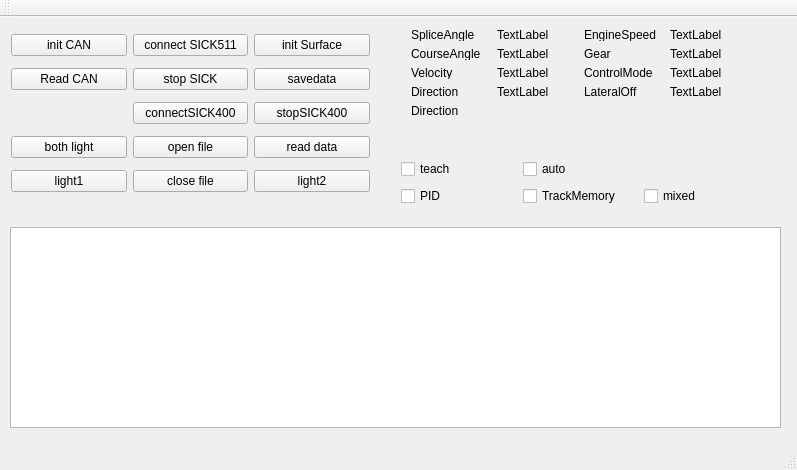
First picture: the form in mainwindow.ui, repository wozaiqufu/cyjApp, before the edit.
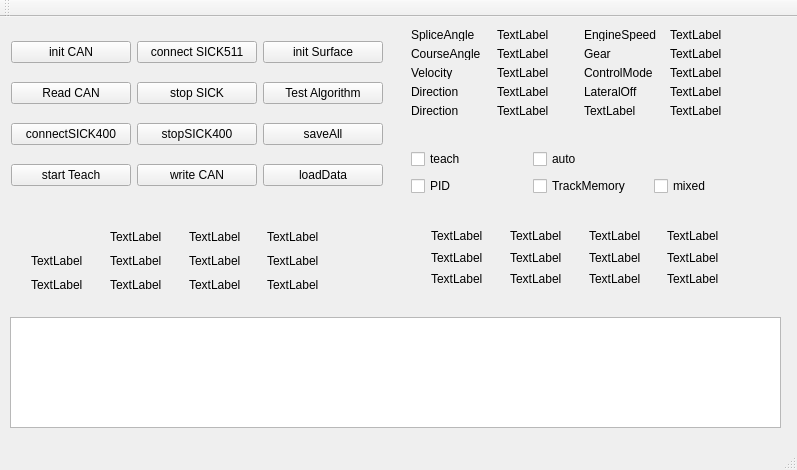
Second picture: the form after the edit.

```diff
--- a/mainwindow.ui
+++ b/mainwindow.ui
@@ -18,9 +18,9 @@
     <property name="geometry">
      <rect>
       <x>10</x>
-      <y>210</y>
+      <y>300</y>
       <width>771</width>
-      <height>201</height>
+      <height>111</height>
      </rect>
     </property>
    </widget>
@@ -29,53 +29,11 @@
      <rect>
       <x>0</x>
       <y>0</y>
-      <width>381</width>
+      <width>394</width>
       <height>194</height>
      </rect>
     </property>
     <layout class="QGridLayout" name="gridLayout">
-     <item row="4" column="2">
-      <widget class="QPushButton" name="pushButton_light2">
-       <property name="text">
-        <string>light2</string>
-       </property>
-      </widget>
-     </item>
-     <item row="0" column="0">
-      <widget class="QPushButton" name="pushButton_5">
-       <property name="text">
-        <string>init CAN</string>
-       </property>
-      </widget>
-     </item>
-     <item row="4" column="1">
-      <widget class="QPushButton" name="pushButton_closeFile">
-       <property name="text">
-        <string>close file</string>
-       </property>
-      </widget>
-     </item>
-     <item row="3" column="0">
-      <widget class="QPushButton" name="pushButton_bothLight">
-       <property name="text">
-        <string>both light</string>
-       </property>
-      </widget>
-     </item>
-     <item row="1" column="0">
-      <widget class="QPushButton" name="pushButton_6">
-       <property name="text">
-        <string>Read CAN</string>
-       </property>
-      </widget>
-     </item>
-     <item row="3" column="2">
-      <widget class="QPushButton" name="pushButton_readData">
-       <property name="text">
-        <string>read data</string>
-       </property>
-      </widget>
-     </item>
      <item row="1" column="1">
       <widget class="QPushButton" name="pushButton_4">
        <property name="text">
@@ -83,34 +41,6 @@
        </property>
       </widget>
      </item>
-     <item row="0" column="1">
-      <widget class="QPushButton" name="pushButton">
-       <property name="text">
-        <string>connect SICK511</string>
-       </property>
-      </widget>
-     </item>
-     <item row="3" column="1">
-      <widget class="QPushButton" name="pushButton_openFile">
-       <property name="text">
-        <string>open file</string>
-       </property>
-      </widget>
-     </item>
-     <item row="4" column="0">
-      <widget class="QPushButton" name="pushButton_light1">
-       <property name="text">
-        <string>light1</string>
-       </property>
-      </widget>
-     </item>
-     <item row="1" column="2">
-      <widget class="QPushButton" name="pushButton_savedata">
-       <property name="text">
-        <string>savedata</string>
-       </property>
-      </widget>
-     </item>
      <item row="0" column="2">
       <widget class="QPushButton" name="pushButton_initSurface">
        <property name="text">
@@ -118,20 +48,76 @@
        </property>
       </widget>
      </item>
-     <item row="2" column="1">
+     <item row="2" column="0">
       <widget class="QPushButton" name="pushButton_connect400">
        <property name="text">
         <string>connectSICK400</string>
        </property>
       </widget>
      </item>
-     <item row="2" column="2">
+     <item row="1" column="2">
+      <widget class="QPushButton" name="pushButton_testAlgorithm">
+       <property name="text">
+        <string>Test Algorithm</string>
+       </property>
+      </widget>
+     </item>
+     <item row="2" column="1">
       <widget class="QPushButton" name="pushButton_stop400">
        <property name="text">
         <string>stopSICK400</string>
        </property>
       </widget>
      </item>
+     <item row="2" column="2">
+      <widget class="QPushButton" name="pushButton_2">
+       <property name="text">
+        <string>saveAll</string>
+       </property>
+      </widget>
+     </item>
+     <item row="0" column="0">
+      <widget class="QPushButton" name="pushButton_5">
+       <property name="text">
+        <string>init CAN</string>
+       </property>
+      </widget>
+     </item>
+     <item row="1" column="0">
+      <widget class="QPushButton" name="pushButton_6">
+       <property name="text">
+        <string>Read CAN</string>
+       </property>
+      </widget>
+     </item>
+     <item row="0" column="1">
+      <widget class="QPushButton" name="pushButton">
+       <property name="text">
+        <string>connect SICK511</string>
+       </property>
+      </widget>
+     </item>
+     <item row="3" column="2">
+      <widget class="QPushButton" name="pushButton_loaddata">
+       <property name="text">
+        <string>loadData</string>
+       </property>
+      </widget>
+     </item>
+     <item row="3" column="0">
+      <widget class="QPushButton" name="pushButton_startTeach">
+       <property name="text">
+        <string>start Teach</string>
+       </property>
+      </widget>
+     </item>
+     <item row="3" column="1">
+      <widget class="QPushButton" name="pushButton_writeCAN">
+       <property name="text">
+        <string>write CAN</string>
+       </property>
+      </widget>
+     </item>
     </layout>
    </widget>
    <widget class="QWidget" name="gridLayoutWidget_4">
@@ -257,19 +243,40 @@
       </widget>
      </item>
      <item row="4" column="0">
-      <widget class="QLabel" name="label_5">
+      <widget class="QLabel" name="label_sur_acc">
        <property name="text">
         <string>Direction</string>
        </property>
       </widget>
      </item>
+     <item row="4" column="1">
+      <widget class="QLabel" name="label_7">
+       <property name="text">
+        <string>TextLabel</string>
+       </property>
+      </widget>
+     </item>
+     <item row="4" column="2">
+      <widget class="QLabel" name="label_11">
+       <property name="text">
+        <string>TextLabel</string>
+       </property>
+      </widget>
+     </item>
+     <item row="4" column="3">
+      <widget class="QLabel" name="label_12">
+       <property name="text">
+        <string>TextLabel</string>
+       </property>
+      </widget>
+     </item>
     </layout>
    </widget>
    <widget class="QWidget" name="gridLayoutWidget_2">
     <property name="geometry">
      <rect>
-      <x>390</x>
-      <y>130</y>
+      <x>400</x>
+      <y>120</y>
       <width>381</width>
       <height>71</height>
      </rect>
@@ -312,6 +319,198 @@
      </item>
     </layout>
    </widget>
+   <widget class="QWidget" name="gridLayoutWidget_3">
+    <property name="geometry">
+     <rect>
+      <x>20</x>
+      <y>200</y>
+      <width>331</width>
+      <height>88</height>
+     </rect>
+    </property>
+    <layout class="QGridLayout" name="gridLayout_3">
+     <item row="2" column="3">
+      <widget class="QLabel" name="label_23">
+       <property name="text">
+        <string>TextLabel</string>
+       </property>
+      </widget>
+     </item>
+     <item row="1" column="1">
+      <widget class="QLabel" name="label_15">
+       <property name="text">
+        <string>TextLabel</string>
+       </property>
+      </widget>
+     </item>
+     <item row="1" column="3">
+      <widget class="QLabel" name="label_22">
+       <property name="text">
+        <string>TextLabel</string>
+       </property>
+      </widget>
+     </item>
+     <item row="0" column="1">
+      <widget class="QLabel" name="label_surfaceLight">
+       <property name="text">
+        <string>TextLabel</string>
+       </property>
+      </widget>
+     </item>
+     <item row="2" column="2">
+      <widget class="QLabel" name="label_20">
+       <property name="text">
+        <string>TextLabel</string>
+       </property>
+      </widget>
+     </item>
+     <item row="0" column="2">
+      <widget class="QLabel" name="label_surfaceHorn">
+       <property name="text">
+        <string>TextLabel</string>
+       </property>
+      </widget>
+     </item>
+     <item row="2" column="1">
+      <widget class="QLabel" name="label_17">
+       <property name="text">
+        <string>TextLabel</string>
+       </property>
+      </widget>
+     </item>
+     <item row="1" column="2">
+      <widget class="QLabel" name="label_19">
+       <property name="text">
+        <string>TextLabel</string>
+       </property>
+      </widget>
+     </item>
+     <item row="0" column="3">
+      <widget class="QLabel" name="label_21">
+       <property name="text">
+        <string>TextLabel</string>
+       </property>
+      </widget>
+     </item>
+     <item row="0" column="0">
+      <widget class="QLabel" name="label_5">
+       <property name="text">
+        <string/>
+       </property>
+      </widget>
+     </item>
+     <item row="2" column="0">
+      <widget class="QLabel" name="label_16">
+       <property name="text">
+        <string>TextLabel</string>
+       </property>
+      </widget>
+     </item>
+     <item row="1" column="0">
+      <widget class="QLabel" name="label_14">
+       <property name="text">
+        <string>TextLabel</string>
+       </property>
+      </widget>
+     </item>
+    </layout>
+   </widget>
+   <widget class="QWidget" name="gridLayoutWidget_5">
+    <property name="geometry">
+     <rect>
+      <x>420</x>
+      <y>200</y>
+      <width>331</width>
+      <height>81</height>
+     </rect>
+    </property>
+    <layout class="QGridLayout" name="gridLayout_5">
+     <item row="1" column="0">
+      <widget class="QLabel" name="label_24">
+       <property name="text">
+        <string>TextLabel</string>
+       </property>
+      </widget>
+     </item>
+     <item row="1" column="1">
+      <widget class="QLabel" name="label_25">
+       <property name="text">
+        <string>TextLabel</string>
+       </property>
+      </widget>
+     </item>
+     <item row="2" column="0">
+      <widget class="QLabel" name="label_26">
+       <property name="text">
+        <string>TextLabel</string>
+       </property>
+      </widget>
+     </item>
+     <item row="0" column="0">
+      <widget class="QLabel" name="label_27">
+       <property name="text">
+        <string>TextLabel</string>
+       </property>
+      </widget>
+     </item>
+     <item row="0" column="1">
+      <widget class="QLabel" name="label_28">
+       <property name="text">
+        <string>TextLabel</string>
+       </property>
+      </widget>
+     </item>
+     <item row="2" column="1">
+      <widget class="QLabel" name="label_29">
+       <property name="text">
+        <string>TextLabel</string>
+       </property>
+      </widget>
+     </item>
+     <item row="1" column="2">
+      <widget class="QLabel" name="label_30">
+       <property name="text">
+        <string>TextLabel</string>
+       </property>
+      </widget>
+     </item>
+     <item row="0" column="2">
+      <widget class="QLabel" name="label_31">
+       <property name="text">
+        <string>TextLabel</string>
+       </property>
+      </widget>
+     </item>
+     <item row="2" column="2">
+      <widget class="QLabel" name="label_32">
+       <property name="text">
+        <string>TextLabel</string>
+       </property>
+      </widget>
+     </item>
+     <item row="0" column="3">
+      <widget class="QLabel" name="label_33">
+       <property name="text">
+        <string>TextLabel</string>
+       </property>
+      </widget>
+     </item>
+     <item row="1" column="3">
+      <widget class="QLabel" name="label_34">
+       <property name="text">
+        <string>TextLabel</string>
+       </property>
+      </widget>
+     </item>
+     <item row="2" column="3">
+      <widget class="QLabel" name="label_35">
+       <property name="text">
+        <string>TextLabel</string>
+       </property>
+      </widget>
+     </item>
+    </layout>
+   </widget>
   </widget>
   <widget class="QMenuBar" name="menuBar">
    <property name="geometry">
```
